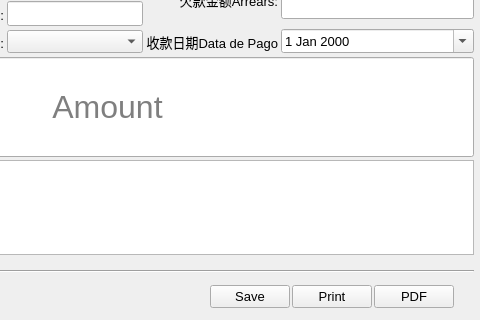
Old version of the form Ui/FormReceivableEdit.ui in the repository golden7602/zion; both pictures show x 406 to 886 and y 160 to 480 of the 886 by 480 pixel window.
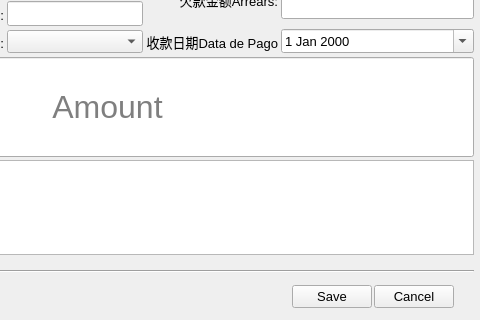
New version of the form. Icons and pictures are not drawn.

```diff
--- a/Ui/FormReceivableEdit.ui
+++ b/Ui/FormReceivableEdit.ui
@@ -883,9 +883,12 @@
         </widget>
        </item>
        <item>
-        <widget class="QPushButton" name="butPrint">
+        <widget class="QPushButton" name="butCancel">
+         <property name="enabled">
+          <bool>true</bool>
+         </property>
          <property name="text">
-          <string>Print</string>
+          <string>Cancel</string>
          </property>
          <property name="icon">
           <iconset>
@@ -899,23 +902,6 @@
          </property>
         </widget>
        </item>
-       <item>
-        <widget class="QPushButton" name="butPDF">
-         <property name="text">
-          <string>PDF</string>
-         </property>
-         <property name="icon">
-          <iconset>
-           <normaloff>../res/ico/pdf.png</normaloff>../res/ico/pdf.png</iconset>
-         </property>
-         <property name="iconSize">
-          <size>
-           <width>16</width>
-           <height>16</height>
-          </size>
-         </property>
-        </widget>
-       </item>
        <item>
         <spacer name="horizontalSpacer_6">
          <property name="orientation">
```
